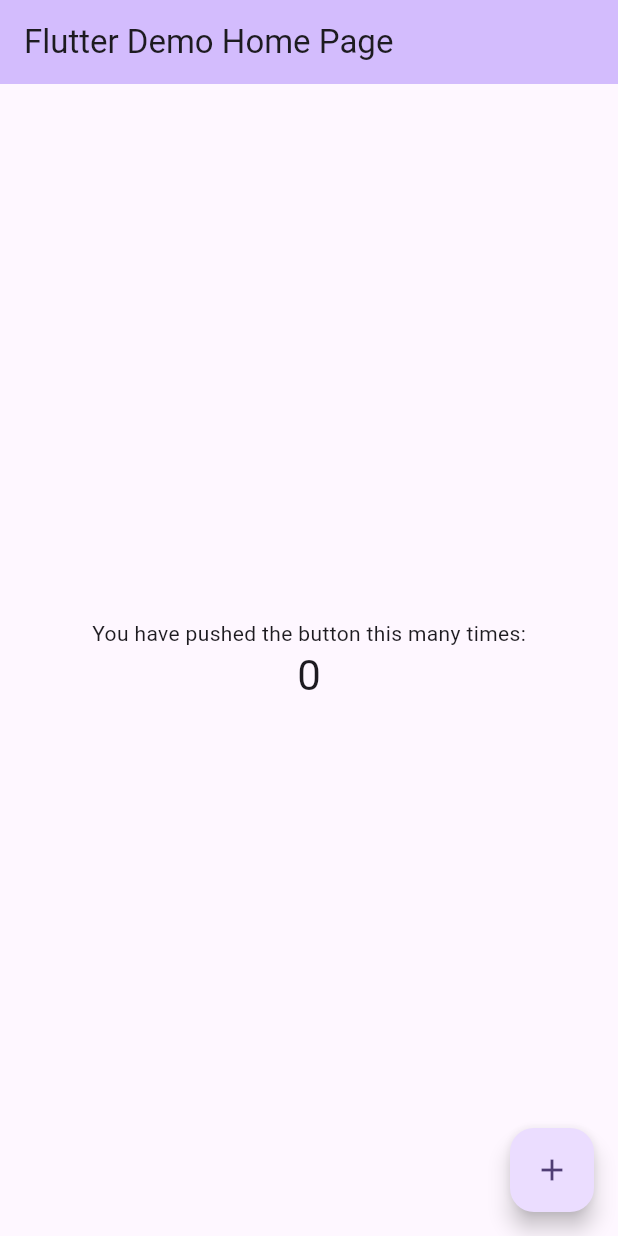
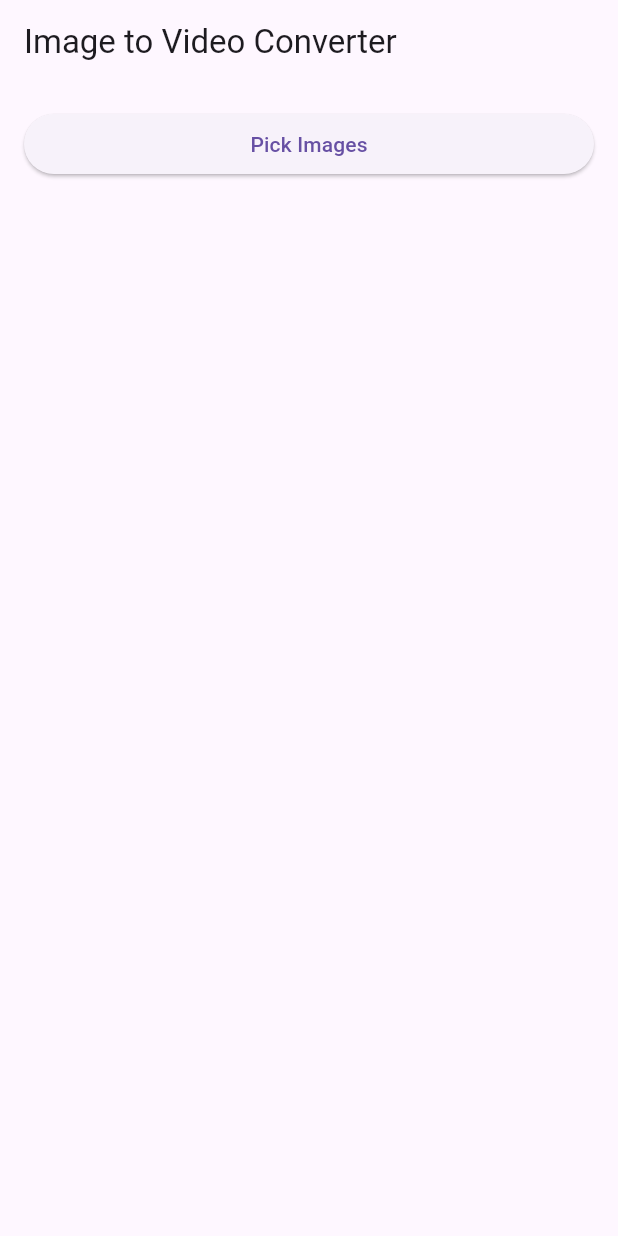
Before and after one commit to could-ai/019a4f7a-3e04-7303-8d00-49e26a78d703, a Flutter app: the screen it shows after launch, on a phone screen of 412 x 824 dp. Run offline on Flutter 3.47's test engine with Material 3 defaults, Android fonts, the phone set to English and light mode, and no system bars; our stand-ins replace image_picker, video_player; missing offline and left inert: flutter_ffmpeg.

Commit message:
Added necessary dependencies for image picking, video generation using FFmpeg, video playback, and file path handling to support the image-to-video conversion functionality.; Completely rewrote the main.dart file to implement the image-to-video converter app, replacing the default Flutter template with a functional app that allows users to select multiple images, generate a video using FFmpeg, and play the resulting video. The app includes image picking functionality, video generation with progress indication, and video playback controls.

```diff
--- a/usr/lib/main.dart
+++ b/usr/lib/main.dart
@@ -1,4 +1,10 @@
 import 'package:flutter/material.dart';
+import 'package:image_picker/image_picker.dart';
+import 'package:flutter_ffmpeg/flutter_ffmpeg.dart';
+import 'package:video_player/video_player.dart';
+import 'package:path_provider/path_provider.dart';
+import 'dart:io';
+import 'dart:math';
 
 void main() {
   runApp(const MyApp());
@@ -7,114 +13,171 @@ void main() {
 class MyApp extends StatelessWidget {
   const MyApp({super.key});
 
-  // This widget is the root of your application.
   @override
   Widget build(BuildContext context) {
     return MaterialApp(
-      title: 'Flutter Demo',
+      title: 'Image to Video Converter',
       debugShowCheckedModeBanner: false,
       theme: ThemeData(
-        // This is the theme of your application.
-        //
-        // TRY THIS: Try running your application with "flutter run". You'll see
-        // the application has a purple toolbar. Then, without quitting the app,
-        // try changing the seedColor in the colorScheme below to Colors.green
-        // and then invoke "hot reload" (save your changes or press the "hot
-        // reload" button in a Flutter-supported IDE, or press "r" if you used
-        // the command line to start the app).
-        //
-        // Notice that the counter didn't reset back to zero; the application
-        // state is not lost during the reload. To reset the state, use hot
-        // restart instead.
-        //
-        // This works for code too, not just values: Most code changes can be
-        // tested with just a hot reload.
-        colorScheme: ColorScheme.fromSeed(seedColor: Colors.deepPurple),
+        primarySwatch: Colors.blue,
       ),
-      home: const MyHomePage(title: 'Flutter Demo Home Page'),
+      home: const HomePage(),
     );
   }
 }
 
-class MyHomePage extends StatefulWidget {
-  const MyHomePage({super.key, required this.title});
-
-  // This widget is the home page of your application. It is stateful, meaning
-  // that it has a State object (defined below) that contains fields that affect
-  // how it looks.
-
-  // This class is the configuration for the state. It holds the values (in this
-  // case the title) provided by the parent (in this case the App widget) and
-  // used by the build method of the State. Fields in a Widget subclass are
-  // always marked "final".
-
-  final String title;
+class HomePage extends StatefulWidget {
+  const HomePage({super.key});
 
   @override
-  State<MyHomePage> createState() => _MyHomePageState();
+  State<HomePage> createState() => _HomePageState();
 }
 
-class _MyHomePageState extends State<MyHomePage> {
-  int _counter = 0;
+class _HomePageState extends State<HomePage> {
+  final ImagePicker _picker = ImagePicker();
+  final FlutterFFmpeg _flutterFFmpeg = FlutterFFmpeg();
+  List<XFile> _selectedImages = [];
+  String? _outputVideoPath;
+  bool _isGenerating = false;
+  VideoPlayerController? _videoController;
 
-  void _incrementCounter() {
+  Future<void> _pickImages() async {
+    final List<XFile> images = await _picker.pickMultiImage();
+    if (images != null) {
+      setState(() {
+        _selectedImages = images;
+      });
+    }
+  }
+
+  Future<void> _generateVideo() async {
+    if (_selectedImages.isEmpty) return;
+
     setState(() {
-      // This call to setState tells the Flutter framework that something has
-      // changed in this State, which causes it to rerun the build method below
-      // so that the display can reflect the updated values. If we changed
-      // _counter without calling setState(), then the build method would not be
-      // called again, and so nothing would appear to happen.
-      _counter++;
+      _isGenerating = true;
     });
+
+    try {
+      final directory = await getApplicationDocumentsDirectory();
+      final inputDir = Directory('${directory.path}/input');
+      await inputDir.create(recursive: true);
+
+      // Copy selected images to input directory with numbered names
+      for (int i = 0; i < _selectedImages.length; i++) {
+        final imageFile = File(_selectedImages[i].path);
+        final newPath = '${inputDir.path}/image_${(i + 1).toString().padLeft(4, '0')}.jpg';
+        await imageFile.copy(newPath);
+      }
+
+      // Generate output video path
+      _outputVideoPath = '${directory.path}/output_video.mp4';
+
+      // FFmpeg command to create video from images
+      final command = '-framerate 1 -i ${inputDir.path}/image_%04d.jpg -c:v libx264 -pix_fmt yuv420p $_outputVideoPath';
+
+      final result = await _flutterFFmpeg.execute(command);
+      if (result == 0) {
+        // Success
+        _initializeVideoPlayer();
+      } else {
+        // Error
+        ScaffoldMessenger.of(context).showSnackBar(
+          const SnackBar(content: Text('Failed to generate video')),
+        );
+      }
+    } catch (e) {
+      ScaffoldMessenger.of(context).showSnackBar(
+        SnackBar(content: Text('Error: $e')),
+      );
+    } finally {
+      setState(() {
+        _isGenerating = false;
+      });
+    }
+  }
+
+  void _initializeVideoPlayer() {
+    if (_outputVideoPath != null) {
+      _videoController = VideoPlayerController.file(File(_outputVideoPath!))
+        ..initialize().then((_) {
+          setState(() {});
+        });
+    }
+  }
+
+  @override
+  void dispose() {
+    _videoController?.dispose();
+    super.dispose();
   }
 
   @override
   Widget build(BuildContext context) {
-    // This method is rerun every time setState is called, for instance as done
-    // by the _incrementCounter method above.
-    //
-    // The Flutter framework has been optimized to make rerunning build methods
-    // fast, so that you can just rebuild anything that needs updating rather
-    // than having to individually change instances of widgets.
     return Scaffold(
       appBar: AppBar(
-        // TRY THIS: Try changing the color here to a specific color (to
-        // Colors.amber, perhaps?) and trigger a hot reload to see the AppBar
-        // change color while the other colors stay the same.
-        backgroundColor: Theme.of(context).colorScheme.inversePrimary,
-        // Here we take the value from the MyHomePage object that was created by
-        // the App.build method, and use it to set our appbar title.
-        title: Text(widget.title),
+        title: const Text('Image to Video Converter'),
       ),
-      body: Center(
-        // Center is a layout widget. It takes a single child and positions it
-        // in the middle of the parent.
+      body: Padding(
+        padding: const EdgeInsets.all(16.0),
         child: Column(
-          // Column is also a layout widget. It takes a list of children and
-          // arranges them vertically. By default, it sizes itself to fit its
-          // children horizontally, and tries to be as tall as its parent.
-          //
-          // Column has various properties to control how it sizes itself and
-          // how it positions its children. Here we use mainAxisAlignment to
-          // center the children vertically; the main axis here is the vertical
-          // axis because Columns are vertical (the cross axis would be
-          // horizontal).
-          //
-          // TRY THIS: Invoke "debug painting" (choose the "Toggle Debug Paint"
-          // action in the IDE, or press "p" in the console), to see the
-          // wireframe for each widget.
-          mainAxisAlignment: MainAxisAlignment.center,
-          children: <Widget>[
-            const Text('You have pushed the button this many times:'),
-            Text('$_counter', style: Theme.of(context).textTheme.headlineMedium),
+          crossAxisAlignment: CrossAxisAlignment.stretch,
+          children: [
+            ElevatedButton(
+              onPressed: _pickImages,
+              child: const Text('Pick Images'),
+            ),
+            const SizedBox(height: 16),
+            if (_selectedImages.isNotEmpty)
+              Expanded(
+                child: GridView.builder(
+                  gridDelegate: const SliverGridDelegateWithFixedCrossAxisCount(
+                    crossAxisCount: 3,
+                    crossAxisSpacing: 8,
+                    mainAxisSpacing: 8,
+                  ),
+                  itemCount: _selectedImages.length,
+                  itemBuilder: (context, index) {
+                    return Image.file(
+                      File(_selectedImages[index].path),
+                      fit: BoxFit.cover,
+                    );
+                  },
+                ),
+              ),
+            if (_selectedImages.isNotEmpty)
+              ElevatedButton(
+                onPressed: _isGenerating ? null : _generateVideo,
+                child: _isGenerating
+                    ? const CircularProgressIndicator()
+                    : const Text('Generate Video'),
+              ),
+            const SizedBox(height: 16),
+            if (_videoController != null && _videoController!.value.isInitialized)
+              AspectRatio(
+                aspectRatio: _videoController!.value.aspectRatio,
+                child: VideoPlayer(_videoController!),
+              ),
+            if (_videoController != null && _videoController!.value.isInitialized)
+              Row(
+                mainAxisAlignment: MainAxisAlignment.center,
+                children: [
+                  IconButton(
+                    onPressed: () {
+                      setState(() {
+                        _videoController!.value.isPlaying
+                            ? _videoController!.pause()
+                            : _videoController!.play();
+                      });
+                    },
+                    icon: Icon(
+                      _videoController!.value.isPlaying ? Icons.pause : Icons.play_arrow,
+                    ),
+                  ),
+                ],
+              ),
           ],
         ),
       ),
-      floatingActionButton: FloatingActionButton(
-        onPressed: _incrementCounter,
-        tooltip: 'Increment',
-        child: const Icon(Icons.add),
-      ), // This trailing comma makes auto-formatting nicer for build methods.
     );
   }
 }
--- a/usr/pubspec.yaml
+++ b/usr/pubspec.yaml
@@ -21,7 +21,7 @@ version: 1.0.0+1
 environment:
   sdk: ^3.7.2
 
-# Dependencies specify other packages that your package needs in order to work.
+# Dependencies specify other packages that your packages needs in order to work.
 # To automatically upgrade your package dependencies to the latest versions
 # consider running `flutter pub upgrade --major-versions`. Alternatively,
 # dependencies can be manually updated by changing the version numbers below to
@@ -34,6 +34,10 @@ dependencies:
   # The following adds the Cupertino Icons font to your application.
   # Use with the CupertinoIcons class for iOS style icons.
   cupertino_icons: ^1.0.8
+  image_picker: ^1.0.4
+  flutter_ffmpeg: ^0.4.2
+  video_player: ^2.8.1
+  path_provider: ^2.1.2
 
 dev_dependencies:
   flutter_test:
```
